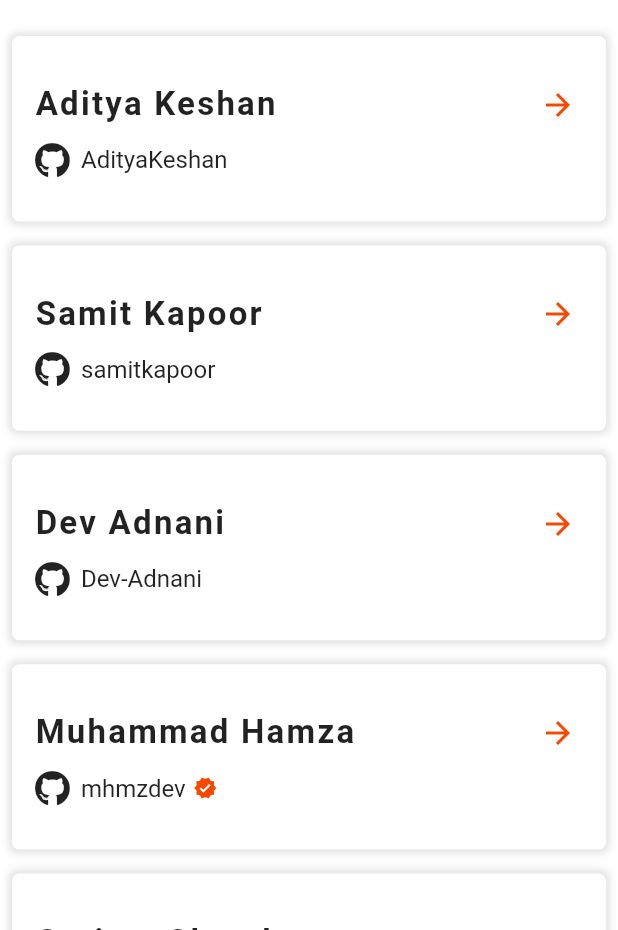
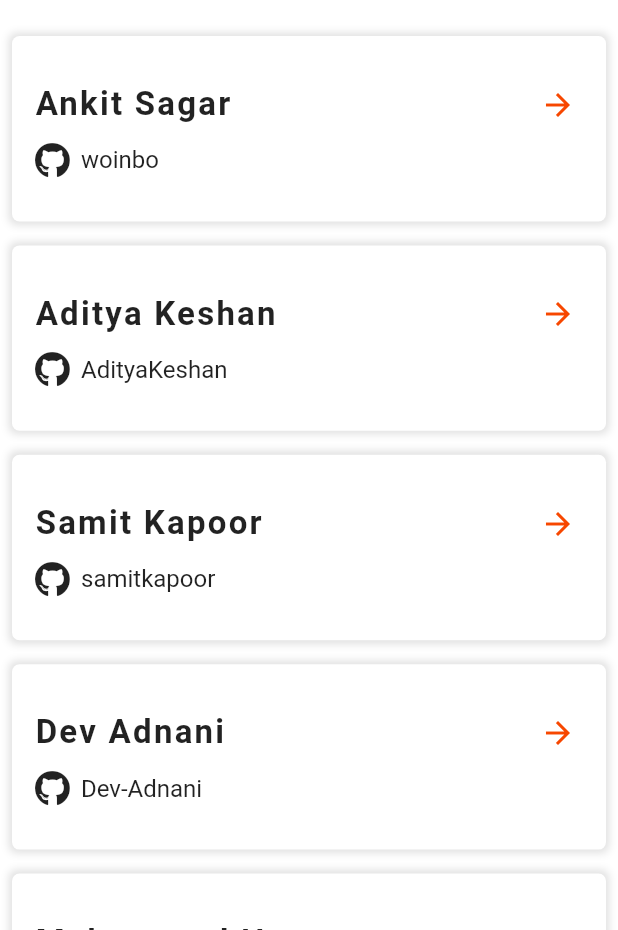
Before and after one commit to mhmzdev/hacktoberfest-flutter, a Flutter app: the Contributor screen opened directly, on a phone screen of 412 x 824 dp, the part 306-1236 px from its top. Run offline on Flutter 3.47's test engine with Material 2 defaults, Android fonts, the phone set to English and light mode, and no system bars; our stand-ins replace font_awesome_flutter, simple_animations.

Commit message:
added myself

```diff
--- a/lib/contributors.dart
+++ b/lib/contributors.dart
@@ -7,6 +7,7 @@ class Contributor extends StatelessWidget {
   // Add your Full Name in this list
   // Please do not remove any other name :)
   final contributorsName = [
+    'Ankit Sagar',
     'Aditya Keshan',
     'Samit Kapoor',
     'Dev Adnani',
@@ -101,6 +102,7 @@ class Contributor extends StatelessWidget {
   ];
 
   final gitHubUserName = [
+    'woinbo',
     'AdityaKeshan',
     'samitkapoor',
     'Dev-Adnani',
--- a/lib/main.dart
+++ b/lib/main.dart
@@ -10,9 +10,9 @@ Steps:
 1. Goto contributors.dart file
 2. Add your Full name & GitHub User name in List[] mentioned
 3. Goto /participants
-4. Add new file with your name e.g. yourname.md
+4. Add new file with your name e.g. yourName.md
 5. Copy paste information from previous file
-6. Edit your information in yourname.md file
+6. Edit your information in yourName.md file
 7. Create PR according to the doc given in GitHub Repo
 
 Note: Don't make changes to the app other than what is required, otherwise your PR won't be accepted/merge :)
```
